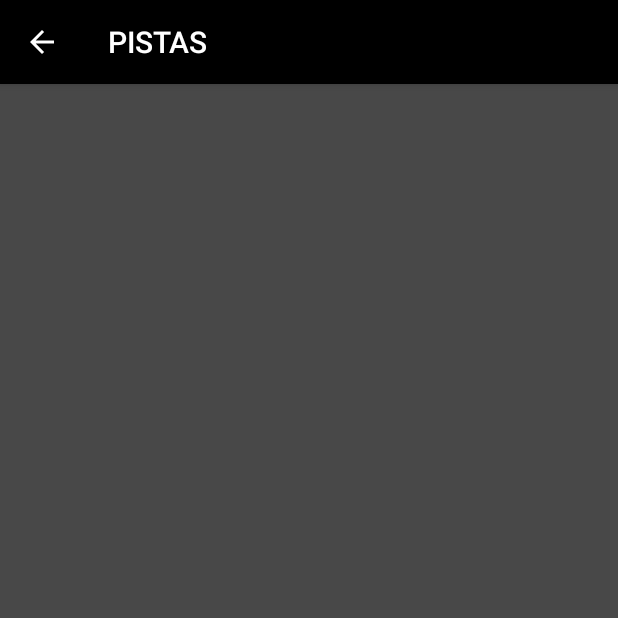
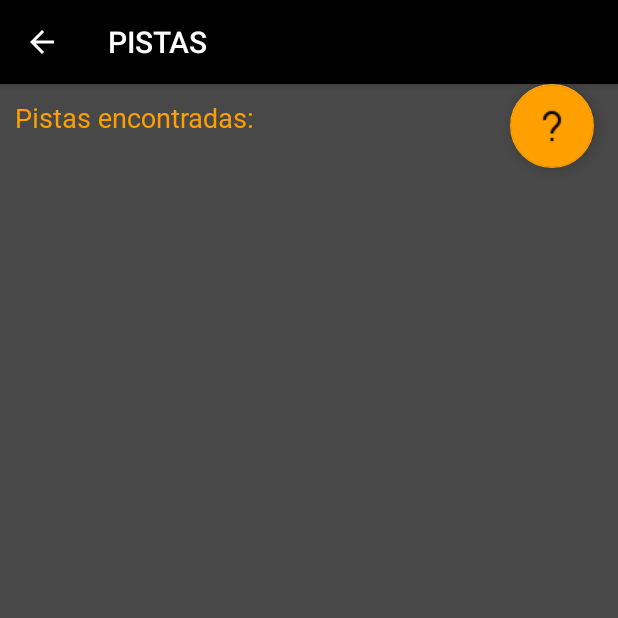
Before and after one commit to peiflow/ruedas_raras_app, an Android app: the Hints screen opened directly, with no data from a screen before it, on a phone screen of 412 x 824 dp, the top half of it. Run offline under Robolectric (Android 15) with nearby library versions, the phone set to English and light mode, and no system bars.

Commit message:
Styles / UI bugs fixes

```diff
--- a/app/src/main/AndroidManifest.xml
+++ b/app/src/main/AndroidManifest.xml
@@ -62,7 +62,6 @@
         </activity>
         <activity
                 android:name=".QrScanner"
-                android:label="@string/title_activity_qr_scanner"
                 android:parentActivityName=".MainActivity"
                 android:theme="@style/AppTheme.NoActionBar">
             <meta-data
--- a/app/src/main/java/com/peiflow/ruedasrarasapp/EventDetails.kt
+++ b/app/src/main/java/com/peiflow/ruedasrarasapp/EventDetails.kt
@@ -4,6 +4,7 @@ import android.content.Intent
 import android.net.Uri
 import android.os.Bundle
 import android.support.v7.app.AppCompatActivity;
+import android.util.Log
 import android.widget.Button
 import android.widget.TextView
 import com.google.android.gms.maps.CameraUpdateFactory
@@ -19,7 +20,7 @@ import kotlinx.android.synthetic.main.content_event_details.*
 import java.text.SimpleDateFormat
 import java.util.*
 
-class EventDetails : AppCompatActivity() , OnMapReadyCallback{
+class EventDetails : AppCompatActivity(), OnMapReadyCallback {
     private lateinit var mMap: GoogleMap
     private lateinit var markers: MutableList<LatLng>
 
--- a/app/src/main/java/com/peiflow/ruedasrarasapp/Hints.kt
+++ b/app/src/main/java/com/peiflow/ruedasrarasapp/Hints.kt
@@ -26,7 +26,7 @@ class Hints : AppCompatActivity() {
 
         val hintsList = Hint.getHints(this)
         for (hint in hintsList){
-            hintsStr = hint + "\r\n"+ "\r\n"
+            hintsStr +=hint +"\r\n"+ "\r\n"
         }
         tv_hints.text = hintsStr
         println(hintsStr)
--- a/app/src/main/res/layout/activity_event_details.xml
+++ b/app/src/main/res/layout/activity_event_details.xml
@@ -11,8 +11,7 @@
     <android.support.design.widget.AppBarLayout
             android:layout_height="wrap_content"
             android:layout_width="match_parent"
-            android:theme="@style/AppTheme.AppBarOverlay"
-            android:background="@color/primaryDarkColor">
+            android:theme="@style/AppTheme.AppBarOverlay">
 
         <include layout="@layout/app_bar"/>
 
--- a/app/src/main/res/layout/activity_hints.xml
+++ b/app/src/main/res/layout/activity_hints.xml
@@ -10,7 +10,7 @@
     <android.support.design.widget.AppBarLayout
             android:layout_height="wrap_content"
             android:layout_width="match_parent"
-            android:theme="@style/AppTheme.AppBarOverlay">
+            android:theme="@style/AppTheme.AppBarOverlay" android:id="@+id/appBarLayout">
 
         <android.support.v7.widget.Toolbar
                 android:id="@+id/toolbar"
@@ -21,6 +21,14 @@
 
     </android.support.design.widget.AppBarLayout>
 
-    <include layout="@layout/content_hints"/>
+    <include layout="@layout/content_hints" android:id="@+id/include"/>
+    <android.support.design.widget.FloatingActionButton
+            android:id="@+id/fab"
+            android:layout_width="wrap_content"
+            android:layout_height="wrap_content"
+            android:layout_gravity="bottom|end"
+            android:layout_margin="@dimen/fab_margin"
+            app:srcCompat="@drawable/icon_interrogation" app:backgroundTint="@color/secondaryColor"
+            app:layout_anchorGravity="end|top" app:layout_anchor="@+id/include"/>
 
 </android.support.design.widget.CoordinatorLayout>
--- a/app/src/main/res/layout/content_hints.xml
+++ b/app/src/main/res/layout/content_hints.xml
@@ -1,12 +1,20 @@
 <?xml version="1.0" encoding="utf-8"?>
-<ScrollView xmlns:android="http://schemas.android.com/apk/res/android"
+<LinearLayout xmlns:android="http://schemas.android.com/apk/res/android"
               xmlns:tools="http://schemas.android.com/tools"
               xmlns:app="http://schemas.android.com/apk/res-auto"
               android:layout_width="match_parent"
               android:layout_height="match_parent"
               app:layout_behavior="@string/appbar_scrolling_view_behavior"
               tools:showIn="@layout/activity_hints"
-            tools:context=".Hints">
+              tools:context=".Hints"
+              android:orientation="vertical">
+    <TextView android:layout_width="match_parent" android:layout_height="wrap_content"
+              android:text="@string/expl_txt"
+              style="@style/LabelStyle"
+              android:layout_margin="10dp"
+              android:textSize="18sp"/>
+    <ScrollView android:layout_width="match_parent"
+                android:layout_height="match_parent">
         <TextView
                 android:layout_width="match_parent"
                 android:layout_height="wrap_content"
@@ -17,6 +25,6 @@
                 android:layout_marginRight="16dp"
                 android:layout_marginEnd="16dp"
                 android:layout_marginBottom="16dp"
-            android:textColor="@color/secondaryColor"
-            android:textSize="18sp"/>
+                style="@style/ContentTextStyle"/>
     </ScrollView>
+</LinearLayout>
--- a/app/src/main/res/menu/activity_main_drawer.xml
+++ b/app/src/main/res/menu/activity_main_drawer.xml
@@ -15,10 +15,6 @@
                 android:id="@+id/nav_temoto_hints"
                 android:icon="@drawable/ic_menu_slideshow"
                 android:title="@string/menu_temoto_hints"/>
-        <item
-                android:id="@+id/nav_temoto_guide"
-                android:icon="@drawable/ic_menu_slideshow"
-                android:title="@string/menu_temoto_guide"/>
         <item
                 android:id="@+id/nav_partners"
                 android:icon="@drawable/icon_partners"
--- a/app/src/main/res/values/strings.xml
+++ b/app/src/main/res/values/strings.xml
@@ -16,8 +16,7 @@
     <string name="menu_send">Send</string>
     <string name="menu_qr_reader">LECTOR QR</string>
     <string name="menu_schedule">HORARIOS</string>
-    <string name="menu_temoto_hints">TEMOTO - PISTAS</string>
-    <string name="menu_temoto_guide">TEMOTO - INSTRUCCIONES</string>
+    <string name="menu_temoto_hints">JUEGO TEMOTO</string>
     <string name="menu_partners">COLABORADORES</string>
     <string name="menu_rr_face">RUEDAS RARAS</string>
     <string name="menu_ayto_face">AYTO. TORO</string>
@@ -44,5 +43,5 @@
 
     <!-- Hints activity -->
     <string name="title_activity_hints">PISTAS</string>
-
+    <string name="expl_txt">Pistas encontradas:</string>
 </resources>
```
Also changed, not shown: app/src/main/res/layout/activity_qr_scanner.xml (+2 -7 lines), app/src/main/res/layout/content_event_details.xml (+16 -12 lines), app/src/main/res/drawable/icon_interrogation.png (added), 2 other files. Lines whose indentation alone changed are shown as unchanged.
